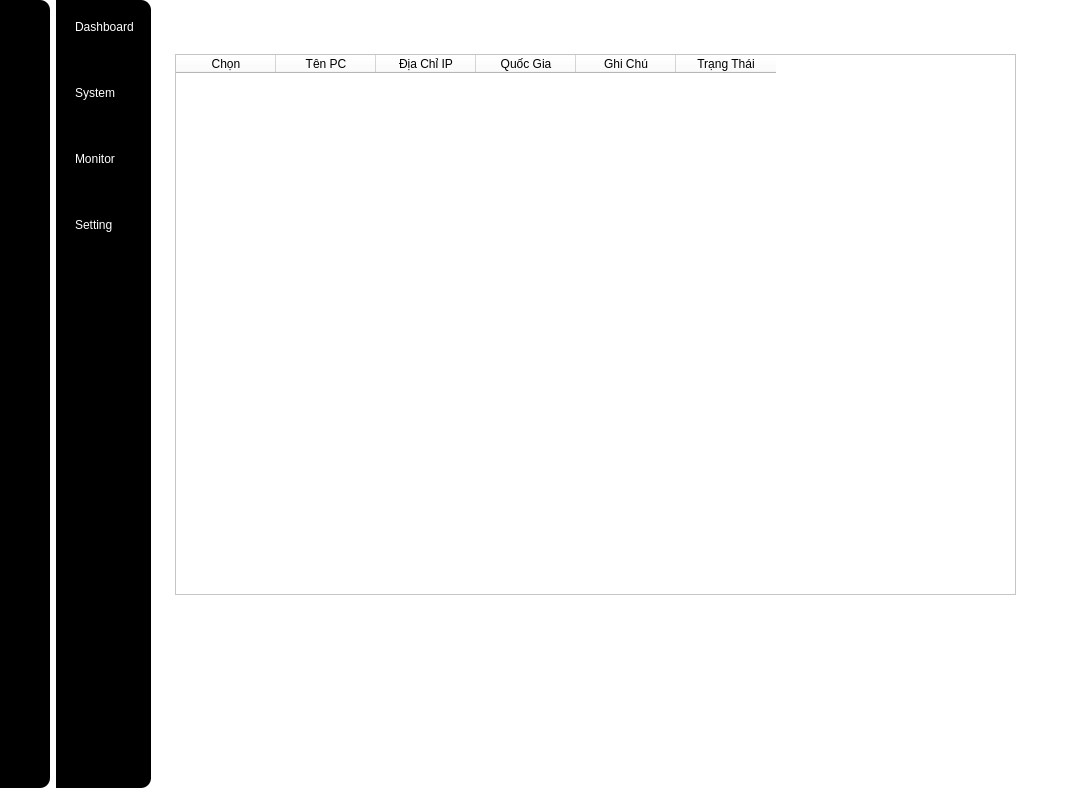
The window that mainui_v2.ui (hoangks5/socket-tool-manager) describes before a commit, drawn with Qt 5.
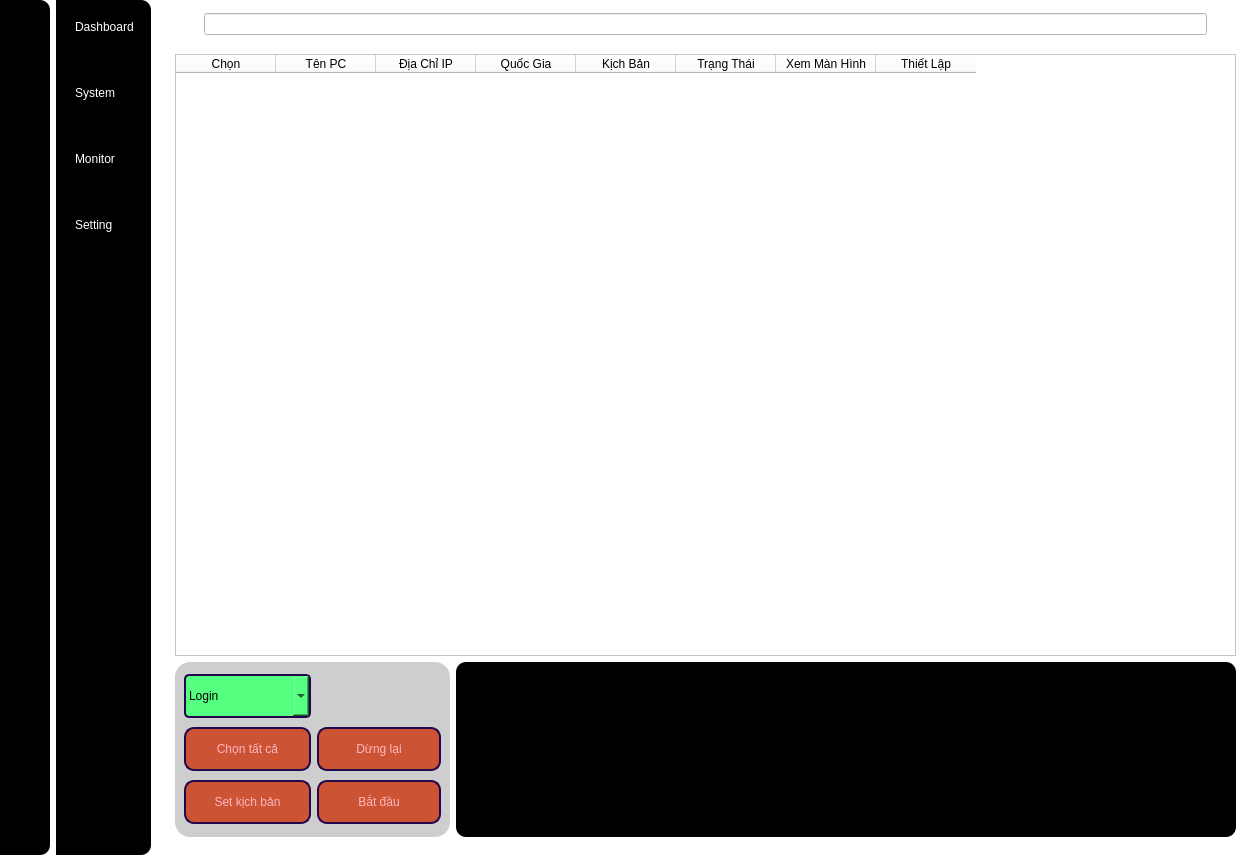
The same window after the commit. Icons and pictures are not drawn.

The edit to the form file:
```diff
--- a/mainui_v2.ui
+++ b/mainui_v2.ui
@@ -6,8 +6,8 @@
    <rect>
     <x>0</x>
     <y>0</y>
-    <width>1075</width>
-    <height>788</height>
+    <width>1254</width>
+    <height>855</height>
    </rect>
   </property>
   <property name="windowTitle">
@@ -21,7 +21,7 @@
    <string notr="true">background-color: rgba(255, 255, 255, 255);</string>
   </property>
   <widget class="QWidget" name="centralwidget">
-   <layout class="QGridLayout" name="gridLayout">
+   <layout class="QHBoxLayout" name="horizontalLayout_4">
     <property name="leftMargin">
      <number>0</number>
     </property>
@@ -34,142 +34,7 @@
     <property name="bottomMargin">
      <number>0</number>
     </property>
-    <item row="0" column="2">
-     <widget class="QWidget" name="widget_3" native="true">
-      <layout class="QVBoxLayout" name="verticalLayout_5">
-       <item>
-        <layout class="QHBoxLayout" name="horizontalLayout">
-         <item>
-          <widget class="QPushButton" name="pushButton_9">
-           <property name="cursor">
-            <cursorShape>PointingHandCursor</cursorShape>
-           </property>
-           <property name="styleSheet">
-            <string notr="true">QPushButton {
-color:white;
-text-align:left;
-height: 30px;
-border:none;
-}</string>
-           </property>
-           <property name="text">
-            <string/>
-           </property>
-           <property name="icon">
-            <iconset resource="img/icon.qrc">
-             <normaloff>:/iconpink/more.svg</normaloff>:/iconpink/more.svg</iconset>
-           </property>
-           <property name="iconSize">
-            <size>
-             <width>30</width>
-             <height>30</height>
-            </size>
-           </property>
-           <property name="checkable">
-            <bool>true</bool>
-           </property>
-          </widget>
-         </item>
-         <item>
-          <spacer name="horizontalSpacer">
-           <property name="orientation">
-            <enum>Qt::Horizontal</enum>
-           </property>
-           <property name="sizeHint" stdset="0">
-            <size>
-             <width>638</width>
-             <height>20</height>
-            </size>
-           </property>
-          </spacer>
-         </item>
-         <item>
-          <widget class="QPushButton" name="pushButton_10">
-           <property name="cursor">
-            <cursorShape>PointingHandCursor</cursorShape>
-           </property>
-           <property name="styleSheet">
-            <string notr="true">QPushButton {
-color:white;
-text-align:left;
-height: 30px;
-border:none;
-}</string>
-           </property>
-           <property name="text">
-            <string/>
-           </property>
-           <property name="icon">
-            <iconset resource="img/icon.qrc">
-             <normaloff>:/iconpink/logout.svg</normaloff>:/iconpink/logout.svg</iconset>
-           </property>
-           <property name="iconSize">
-            <size>
-             <width>30</width>
-             <height>30</height>
-            </size>
-           </property>
-           <property name="checkable">
-            <bool>true</bool>
-           </property>
-          </widget>
-         </item>
-        </layout>
-       </item>
-       <item>
-        <widget class="QStackedWidget" name="stackedWidget">
-         <property name="currentIndex">
-          <number>0</number>
-         </property>
-         <widget class="QWidget" name="dashboard">
-          <widget class="QTableWidget" name="tableWidget">
-           <property name="geometry">
-            <rect>
-             <x>9</x>
-             <y>9</y>
-             <width>841</width>
-             <height>541</height>
-            </rect>
-           </property>
-           <column>
-            <property name="text">
-             <string>Chọn</string>
-            </property>
-           </column>
-           <column>
-            <property name="text">
-             <string>Tên PC</string>
-            </property>
-           </column>
-           <column>
-            <property name="text">
-             <string>Địa Chỉ IP</string>
-            </property>
-           </column>
-           <column>
-            <property name="text">
-             <string>Quốc Gia</string>
-            </property>
-           </column>
-           <column>
-            <property name="text">
-             <string>Ghi Chú</string>
-            </property>
-           </column>
-           <column>
-            <property name="text">
-             <string>Trạng Thái</string>
-            </property>
-           </column>
-          </widget>
-         </widget>
-         <widget class="QWidget" name="page_2"/>
-        </widget>
-       </item>
-      </layout>
-     </widget>
-    </item>
-    <item row="0" column="0">
+    <item>
      <widget class="QWidget" name="widget" native="true">
       <property name="enabled">
        <bool>true</bool>
@@ -329,7 +194,7 @@
          <property name="sizeHint" stdset="0">
           <size>
            <width>28</width>
-           <height>489</height>
+           <height>556</height>
           </size>
          </property>
         </spacer>
@@ -359,7 +224,7 @@
       </layout>
      </widget>
     </item>
-    <item row="0" column="1">
+    <item>
      <widget class="QWidget" name="widget_2" native="true">
       <property name="styleSheet">
        <string notr="true">QWidget {
@@ -519,7 +384,7 @@
          <property name="sizeHint" stdset="0">
           <size>
            <width>28</width>
-           <height>453</height>
+           <height>520</height>
           </size>
          </property>
         </spacer>
@@ -540,6 +405,347 @@
       </layout>
      </widget>
     </item>
+    <item>
+     <widget class="QWidget" name="widget_3" native="true">
+      <layout class="QVBoxLayout" name="verticalLayout_5">
+       <item>
+        <layout class="QHBoxLayout" name="horizontalLayout">
+         <item>
+          <widget class="QPushButton" name="pushButton_9">
+           <property name="cursor">
+            <cursorShape>PointingHandCursor</cursorShape>
+           </property>
+           <property name="styleSheet">
+            <string notr="true">QPushButton {
+color:white;
+text-align:left;
+height: 30px;
+border:none;
+}</string>
+           </property>
+           <property name="text">
+            <string/>
+           </property>
+           <property name="icon">
+            <iconset>
+             <normaloff>img/more.svg</normaloff>img/more.svg</iconset>
+           </property>
+           <property name="iconSize">
+            <size>
+             <width>30</width>
+             <height>30</height>
+            </size>
+           </property>
+           <property name="checkable">
+            <bool>true</bool>
+           </property>
+          </widget>
+         </item>
+         <item>
+          <widget class="QLineEdit" name="lineEdit"/>
+         </item>
+         <item>
+          <widget class="QPushButton" name="pushButton_10">
+           <property name="cursor">
+            <cursorShape>PointingHandCursor</cursorShape>
+           </property>
+           <property name="styleSheet">
+            <string notr="true">QPushButton {
+color:white;
+text-align:left;
+height: 30px;
+border:none;
+}</string>
+           </property>
+           <property name="text">
+            <string/>
+           </property>
+           <property name="icon">
+            <iconset>
+             <normaloff>img/logout.svg</normaloff>img/logout.svg</iconset>
+           </property>
+           <property name="iconSize">
+            <size>
+             <width>30</width>
+             <height>30</height>
+            </size>
+           </property>
+           <property name="checkable">
+            <bool>true</bool>
+           </property>
+          </widget>
+         </item>
+        </layout>
+       </item>
+       <item>
+        <widget class="QStackedWidget" name="stackedWidget">
+         <property name="currentIndex">
+          <number>0</number>
+         </property>
+         <widget class="QWidget" name="dashboard">
+          <layout class="QGridLayout" name="gridLayout">
+           <item row="0" column="0">
+            <widget class="QTableWidget" name="tableWidget">
+             <property name="styleSheet">
+              <string notr="true">height:300px;</string>
+             </property>
+             <column>
+              <property name="text">
+               <string>Chọn</string>
+              </property>
+             </column>
+             <column>
+              <property name="text">
+               <string>Tên PC</string>
+              </property>
+             </column>
+             <column>
+              <property name="text">
+               <string>Địa Chỉ IP</string>
+              </property>
+             </column>
+             <column>
+              <property name="text">
+               <string>Quốc Gia</string>
+              </property>
+             </column>
+             <column>
+              <property name="text">
+               <string>Kịch Bản</string>
+              </property>
+             </column>
+             <column>
+              <property name="text">
+               <string>Trạng Thái</string>
+              </property>
+             </column>
+             <column>
+              <property name="text">
+               <string>Xem Màn Hình</string>
+              </property>
+             </column>
+             <column>
+              <property name="text">
+               <string>Thiết Lập</string>
+              </property>
+             </column>
+            </widget>
+           </item>
+           <item row="1" column="0">
+            <layout class="QHBoxLayout" name="horizontalLayout_3">
+             <item>
+              <widget class="QWidget" name="widget_4" native="true">
+               <property name="styleSheet">
+                <string notr="true">QWidget{
+background-color: rgb(206, 206, 206);
+border-radius: 15px;
+font: 8pt &quot;MS Reference Sans Serif&quot;;
+}
+
+QPushButton{
+border-radius:10px;
+border: 2px solid #23074d;
+background-color: #cc5333;
+color:#FFB6C1;
+height: 40px;
+width: 120px;
+}
+
+QPushButton:hover {
+    border: 2px solid #009fff ;
+	background-color:#23074d;
+            }
+QPushButton:pressed {
+                background-color: #5650de; /* Màu nền khi nhấn */
+            }
+
+QComboBox{
+background-color: rgb(85, 255, 127);
+border-radius: 5px;
+border: 2px solid #23074d;
+height:40px;
+width: 105px;
+}
+</string>
+               </property>
+               <layout class="QGridLayout" name="gridLayout_2">
+                <item row="0" column="0">
+                 <widget class="QComboBox" name="comboBox">
+                  <item>
+                   <property name="text">
+                    <string>Login</string>
+                   </property>
+                  </item>
+                  <item>
+                   <property name="text">
+                    <string>Download</string>
+                   </property>
+                  </item>
+                 </widget>
+                </item>
+                <item row="1" column="0">
+                 <widget class="QPushButton" name="pushButton_11">
+                  <property name="cursor">
+                   <cursorShape>PointingHandCursor</cursorShape>
+                  </property>
+                  <property name="text">
+                   <string>Chọn tất cả</string>
+                  </property>
+                  <property name="icon">
+                   <iconset>
+                    <normaloff>img/sellect.svg</normaloff>img/sellect.svg</iconset>
+                  </property>
+                 </widget>
+                </item>
+                <item row="1" column="1">
+                 <widget class="QPushButton" name="pushButton_13">
+                  <property name="cursor">
+                   <cursorShape>PointingHandCursor</cursorShape>
+                  </property>
+                  <property name="text">
+                   <string>Dừng lại</string>
+                  </property>
+                  <property name="icon">
+                   <iconset>
+                    <normaloff>img/stop.svg</normaloff>img/stop.svg</iconset>
+                  </property>
+                 </widget>
+                </item>
+                <item row="2" column="0">
+                 <widget class="QPushButton" name="pushButton_12">
+                  <property name="cursor">
+                   <cursorShape>PointingHandCursor</cursorShape>
+                  </property>
+                  <property name="text">
+                   <string>Set kịch bản</string>
+                  </property>
+                  <property name="icon">
+                   <iconset>
+                    <normaloff>img/load.svg</normaloff>img/load.svg</iconset>
+                  </property>
+                 </widget>
+                </item>
+                <item row="2" column="1">
+                 <widget class="QPushButton" name="pushButton_14">
+                  <property name="cursor">
+                   <cursorShape>PointingHandCursor</cursorShape>
+                  </property>
+                  <property name="text">
+                   <string>Bắt đầu</string>
+                  </property>
+                  <property name="icon">
+                   <iconset>
+                    <normaloff>img/start.svg</normaloff>img/start.svg</iconset>
+                  </property>
+                 </widget>
+                </item>
+               </layout>
+              </widget>
+             </item>
+             <item>
+              <widget class="QWidget" name="widget_5" native="true">
+               <property name="styleSheet">
+                <string notr="true">QWidget {
+border-radius:10px;
+background-color: rgb(0, 0, 0);
+color: rgb(170, 0, 0)
+}</string>
+               </property>
+               <layout class="QHBoxLayout" name="horizontalLayout_2">
+                <item>
+                 <widget class="QTextEdit" name="textEdit">
+                  <property name="html">
+                   <string>&lt;!DOCTYPE HTML PUBLIC &quot;-//W3C//DTD HTML 4.0//EN&quot; &quot;http://www.w3.org/TR/REC-html40/strict.dtd&quot;&gt;
+&lt;html&gt;&lt;head&gt;&lt;meta name=&quot;qrichtext&quot; content=&quot;1&quot; /&gt;&lt;style type=&quot;text/css&quot;&gt;
+p, li { white-space: pre-wrap; }
+&lt;/style&gt;&lt;/head&gt;&lt;body style=&quot; font-family:'MS Shell Dlg 2'; font-size:8.25pt; font-weight:400; font-style:normal;&quot;&gt;
+&lt;p style=&quot;-qt-paragraph-type:empty; margin-top:0px; margin-bottom:0px; margin-left:0px; margin-right:0px; -qt-block-indent:0; text-indent:0px;&quot;&gt;&lt;br /&gt;&lt;/p&gt;&lt;/body&gt;&lt;/html&gt;</string>
+                  </property>
+                 </widget>
+                </item>
+               </layout>
+              </widget>
+             </item>
+            </layout>
+           </item>
+          </layout>
+         </widget>
+         <widget class="QWidget" name="system">
+          <widget class="QComboBox" name="comboBox_2">
+           <property name="geometry">
+            <rect>
+             <x>0</x>
+             <y>10</y>
+             <width>151</width>
+             <height>31</height>
+            </rect>
+           </property>
+           <property name="styleSheet">
+            <string notr="true">QComboBox{
+background-color: rgb(85, 255, 127);
+border-radius: 5px;
+border: 2px solid #23074d;
+height:40px;
+width: 105px;
+}</string>
+           </property>
+           <item>
+            <property name="text">
+             <string>Login</string>
+            </property>
+           </item>
+           <item>
+            <property name="text">
+             <string>Download</string>
+            </property>
+           </item>
+          </widget>
+         </widget>
+         <widget class="QWidget" name="page_2">
+          <widget class="QLabel" name="label_3">
+           <property name="geometry">
+            <rect>
+             <x>400</x>
+             <y>270</y>
+             <width>191</width>
+             <height>191</height>
+            </rect>
+           </property>
+           <property name="font">
+            <font>
+             <pointsize>20</pointsize>
+            </font>
+           </property>
+           <property name="text">
+            <string>Coming Soon</string>
+           </property>
+          </widget>
+         </widget>
+         <widget class="QWidget" name="page">
+          <widget class="QLabel" name="label_4">
+           <property name="geometry">
+            <rect>
+             <x>380</x>
+             <y>280</y>
+             <width>191</width>
+             <height>191</height>
+            </rect>
+           </property>
+           <property name="font">
+            <font>
+             <pointsize>20</pointsize>
+            </font>
+           </property>
+           <property name="text">
+            <string>Coming Soon</string>
+           </property>
+          </widget>
+         </widget>
+        </widget>
+       </item>
+      </layout>
+     </widget>
+    </item>
    </layout>
   </widget>
  </widget>
```
Left out of the diff: 32 changed lines with no effect on the pictures.
